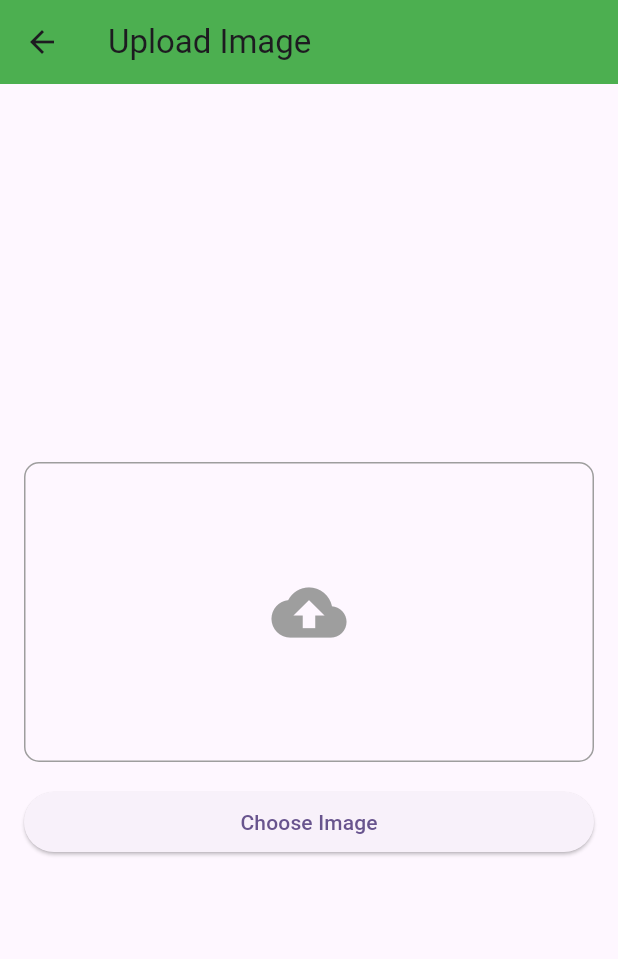
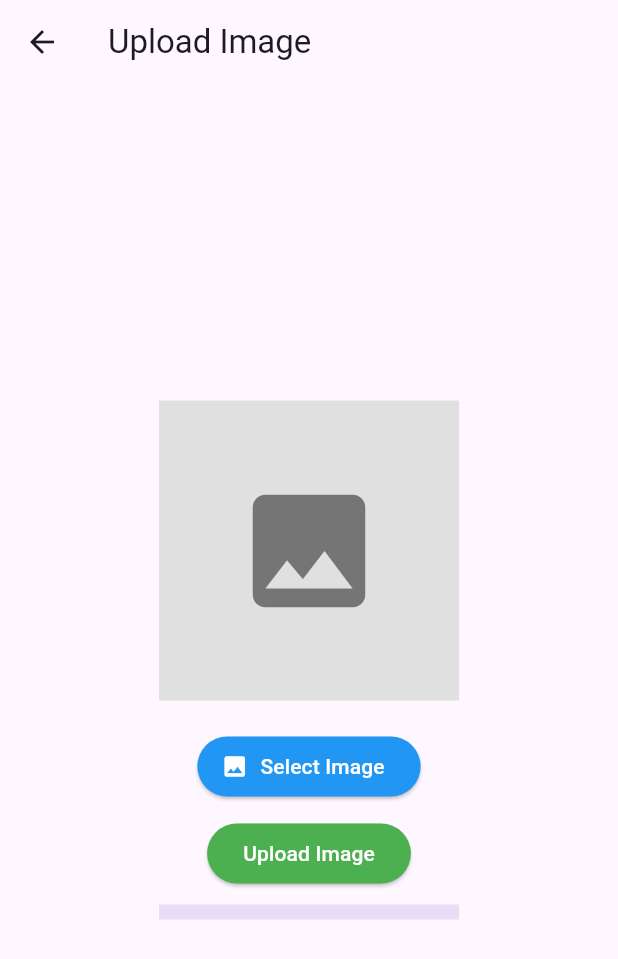
Before and after one commit to Atik-hridoy/Secured_image_vault, a Flutter app: the UploadImageScreen screen opened directly, on a phone screen of 412 x 824 dp. Shown: the top 959 px of the screen. Run offline on Flutter 3.47's test engine with Material 3 defaults, Android fonts, the phone set to English and light mode, and no system bars; our stand-ins replace cloud_firestore, firebase_auth, firebase_core, firebase_storage; missing offline and left inert: dart:html, image_picker_web; accounts and stored records are empty.

Commit message:
upload image

```diff
--- a/lib/src/screens/upload_image_screen.dart
+++ b/lib/src/screens/upload_image_screen.dart
@@ -1,40 +1,182 @@
+import 'dart:typed_data';
+import 'dart:html' as html;
 import 'package:flutter/material.dart';
+import 'package:firebase_auth/firebase_auth.dart';
+import 'package:firebase_storage/firebase_storage.dart';
+import 'package:image_picker_web/image_picker_web.dart';
 
-class UploadImageScreen extends StatelessWidget {
+void main() {
+  runApp(MyApp());
+}
+
+class MyApp extends StatelessWidget {
+  @override
+  Widget build(BuildContext context) {
+    return MaterialApp(
+      home: UploadImageScreen(),
+    );
+  }
+}
+
+class UploadImageScreen extends StatefulWidget {
+  @override
+  _UploadImageScreenState createState() => _UploadImageScreenState();
+}
+
+class _UploadImageScreenState extends State<UploadImageScreen> {
+  final FirebaseAuth _auth = FirebaseAuth.instance;
+  final FirebaseStorage _storage = FirebaseStorage.instance;
+  Uint8List? _imageBytes;
+  double _uploadProgress = 0.0;
+
+  Future<void> _pickImage() async {
+    final html.FileUploadInputElement input = html.FileUploadInputElement()
+      ..click();
+
+    input.onChange.listen((html.Event e) {
+      final html.File file = input.files!.first;
+      final reader = html.FileReader();
+      reader.readAsArrayBuffer(file);
+      reader.onLoadEnd.listen((e) {
+        setState(() {
+          _imageBytes = reader.result as Uint8List;
+        });
+      });
+    });
+
+    input.click();
+  }
+
+  Future<void> _uploadImage() async {
+    if (_imageBytes == null) {
+      // No image selected
+      _showSnackBar("Please select an image first.");
+      return;
+    }
+
+    try {
+      final currentUser = _auth.currentUser;
+      if (currentUser == null) {
+        // No signed-in user
+        _showSnackBar("No signed-in user.");
+        return;
+      }
+
+      final userId = currentUser.uid;
+      final imagePath = 'images/$userId.png';
+
+      final storageRef = _storage.ref().child(imagePath);
+      final uploadTask = storageRef.putData(_imageBytes!);
+
+      uploadTask.snapshotEvents.listen(
+        (TaskSnapshot snapshot) {
+          final progress = snapshot.bytesTransferred / snapshot.totalBytes;
+          setState(() {
+            _uploadProgress = progress;
+          });
+        },
+      );
+
+      await uploadTask.whenComplete(() {
+        // Image uploaded successfully
+        _showSnackBar('Image uploaded to Firebase Storage');
+        setState(() {
+          _uploadProgress = 0.0; // Reset progress after completion
+        });
+
+        // Show success dialog
+        _showSuccessDialog();
+      });
+    } catch (e) {
+      // Handle errors
+      print('Error uploading image: $e');
+      _showSnackBar('Error uploading image: $e');
+    }
+  }
+
+  void _showSnackBar(String message) {
+    ScaffoldMessenger.of(context).showSnackBar(
+      SnackBar(
+        content: Text(message),
+        duration: Duration(seconds: 2),
+      ),
+    );
+  }
+
+  void _showSuccessDialog() {
+    showDialog(
+      context: context,
+      builder: (BuildContext context) {
+        return AlertDialog(
+          title: Text('Success'),
+          content: Text('Image successfully uploaded.'),
+          actions: [
+            TextButton(
+              onPressed: () {
+                Navigator.of(context).pop(); // Close the dialog
+              },
+              child: Text('OK'),
+            ),
+          ],
+        );
+      },
+    );
+  }
+
   @override
   Widget build(BuildContext context) {
     return Scaffold(
       appBar: AppBar(
         title: Text('Upload Image'),
-        backgroundColor: Colors.green, // Customize the app bar color
       ),
-      body: Padding(
-        padding: const EdgeInsets.all(16.0),
+      body: Center(
         child: Column(
           mainAxisAlignment: MainAxisAlignment.center,
-          crossAxisAlignment: CrossAxisAlignment.stretch,
           children: [
-            Container(
-              height: 200.0,
-              decoration: BoxDecoration(
-                border: Border.all(color: Colors.grey),
-                borderRadius: BorderRadius.circular(10.0),
-              ),
-              child: Center(
-                child: Icon(
-                  Icons.cloud_upload,
-                  size: 50.0,
-                  color: Colors.grey,
-                ),
+            _imageBytes == null
+                ? Container(
+                    width: 200,
+                    height: 200,
+                    color: Colors.grey[300],
+                    child: Icon(
+                      Icons.image,
+                      size: 100,
+                      color: Colors.grey[600],
+                    ),
+                  )
+                : Image.memory(
+                    _imageBytes!,
+                    width: 200,
+                    height: 200,
+                    fit: BoxFit.cover,
+                  ),
+            SizedBox(height: 20),
+            ElevatedButton.icon(
+              onPressed: _pickImage,
+              icon: Icon(Icons.image),
+              label: Text('Select Image'),
+              style: ElevatedButton.styleFrom(
+                primary: Colors.blue,
+                onPrimary: Colors.white,
               ),
             ),
-            SizedBox(height: 16.0),
+            SizedBox(height: 10),
             ElevatedButton(
-              onPressed: () {
-                // Handle image upload logic here
-                // You can open a file picker or use any other method to choose an image
-              },
-              child: Text('Choose Image'),
+              onPressed: _uploadImage,
+              child: Text('Upload Image'),
+              style: ElevatedButton.styleFrom(
+                primary: Colors.green,
+                onPrimary: Colors.white,
+              ),
+            ),
+            SizedBox(height: 10),
+            Container(
+              width: 200,
+              child: LinearProgressIndicator(
+                value: _uploadProgress,
+                minHeight: 10,
+                color: Colors.blue,
+              ),
             ),
           ],
         ),
--- a/pubspec.yaml
+++ b/pubspec.yaml
@@ -38,6 +38,12 @@ dependencies:
   firebase_core: ^2.24.0
   firebase_auth: ^4.15.0
   cloud_firestore: ^4.13.3
+  image_picker: ^1.0.4
+  firebase_storage: ^11.5.3
+  file_picker: ^6.1.1
+  image_picker_web: ^3.1.1
+  html: ^0.15.4
+
 
 dev_dependencies:
   flutter_test:
```
Also changed, not shown: pubspec.lock, 2 other files.
